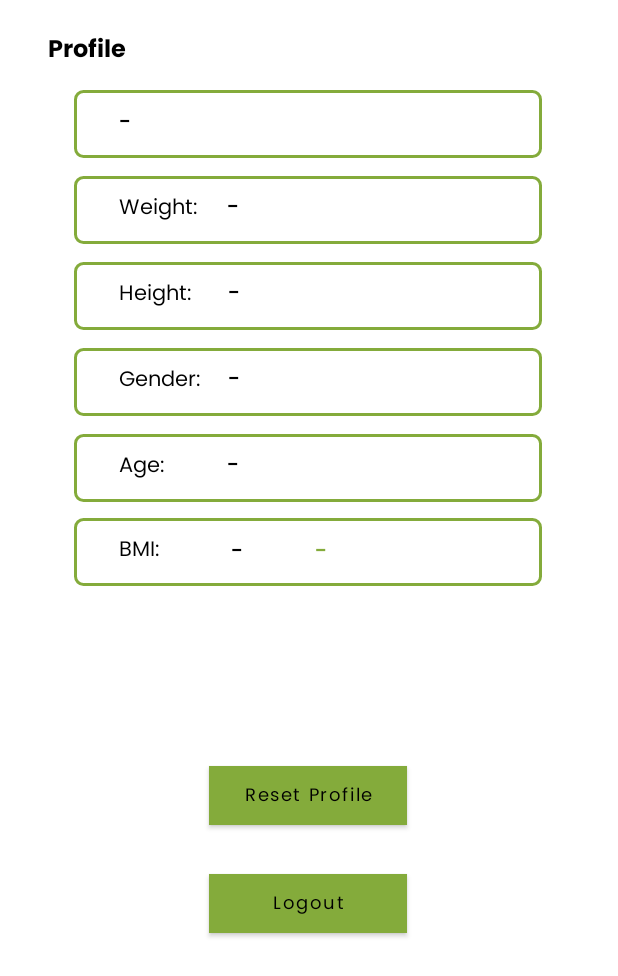
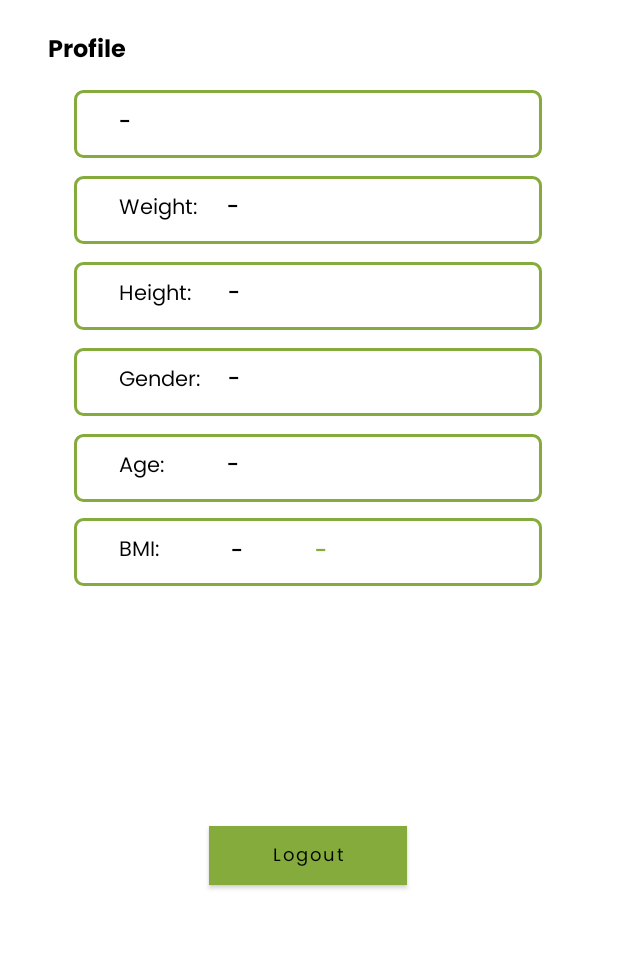
Before and after one commit to C23-PR539-NutriPlan/NutriPlanAndroid, an Android app: the Profile screen opened directly, with no data from a screen before it, on a phone screen of 412 x 824 dp. Shown: the top 976 px of the screen. Run offline under Robolectric (Android 15) with nearby library versions, the phone set to English and light mode, and no system bars.

```diff
--- a/app/src/main/java/com/example/nutriplan/feature/dietplan/detail/DetailDietPlan.kt
+++ b/app/src/main/java/com/example/nutriplan/feature/dietplan/detail/DetailDietPlan.kt
@@ -91,6 +91,7 @@ class DetailDietPlan : AppCompatActivity() {
             detailCholestrol.text = story.cholesterolContent.toString()
             detailSugar.text = story.sugarContent.toString()
             likedFood.isChecked = story.like
+            detailCalories.text = story.calories.toString()
             Glide.with(this@DetailDietPlan).load(story.image).centerCrop().into(gambarMakanan)
         }
     }
--- a/app/src/main/java/com/example/nutriplan/model/DetailFoodResponse.kt
+++ b/app/src/main/java/com/example/nutriplan/model/DetailFoodResponse.kt
@@ -44,5 +44,9 @@ data class Story(
 	val id: Int,
 
 	@field:SerializedName("carbohydrateContent")
-	val carbohydrateContent: Int
+	val carbohydrateContent: Any,
+
+    @field:SerializedName("calories")
+    val calories: Any
+
 )
--- a/app/src/main/res/layout/activity_detail_diet_plan.xml
+++ b/app/src/main/res/layout/activity_detail_diet_plan.xml
@@ -65,7 +65,7 @@
         app:layout_constraintTop_toBottomOf="@+id/gambar_makanan" />
 
     <androidx.constraintlayout.widget.ConstraintLayout
-        android:layout_width="250dp"
+        android:layout_width="270dp"
         android:layout_height="420dp"
         android:layout_marginTop="10dp"
         android:layout_marginBottom="10dp"
--- a/app/src/main/res/layout/activity_profile.xml
+++ b/app/src/main/res/layout/activity_profile.xml
@@ -305,7 +305,7 @@
             android:id="@+id/logout_btn"
             android:layout_width="132dp"
             android:layout_height="39dp"
-            android:layout_marginTop="192dp"
+            android:layout_marginTop="160dp"
             android:background="@color/black"
             android:fontFamily="@font/poppins"
             android:text="Logout"
@@ -319,22 +319,5 @@
             app:layout_constraintStart_toStartOf="parent"
             app:layout_constraintTop_toBottomOf="@+id/constraintLayout5" />
 
-        <Button
-            android:id="@+id/Reset"
-            android:layout_width="132dp"
-            android:layout_height="39dp"
-            android:layout_marginTop="120dp"
-            android:background="@color/black"
-            android:fontFamily="@font/poppins"
-            android:text="Reset Profile"
-            android:textAllCaps="false"
-            android:textColor="@color/black"
-
-            android:textSize="12dp"
-            app:circularflow_defaultRadius="5dp"
-            app:layout_constraintEnd_toEndOf="parent"
-            app:layout_constraintHorizontal_bias="0.498"
-            app:layout_constraintStart_toStartOf="parent"
-            app:layout_constraintTop_toBottomOf="@+id/constraintLayout5" />
     </androidx.constraintlayout.widget.ConstraintLayout>
 </ScrollView>
```
Also changed, not shown: app/src/main/java/com/example/nutriplan/feature/profile/Profile.kt (+9 -19 lines).
